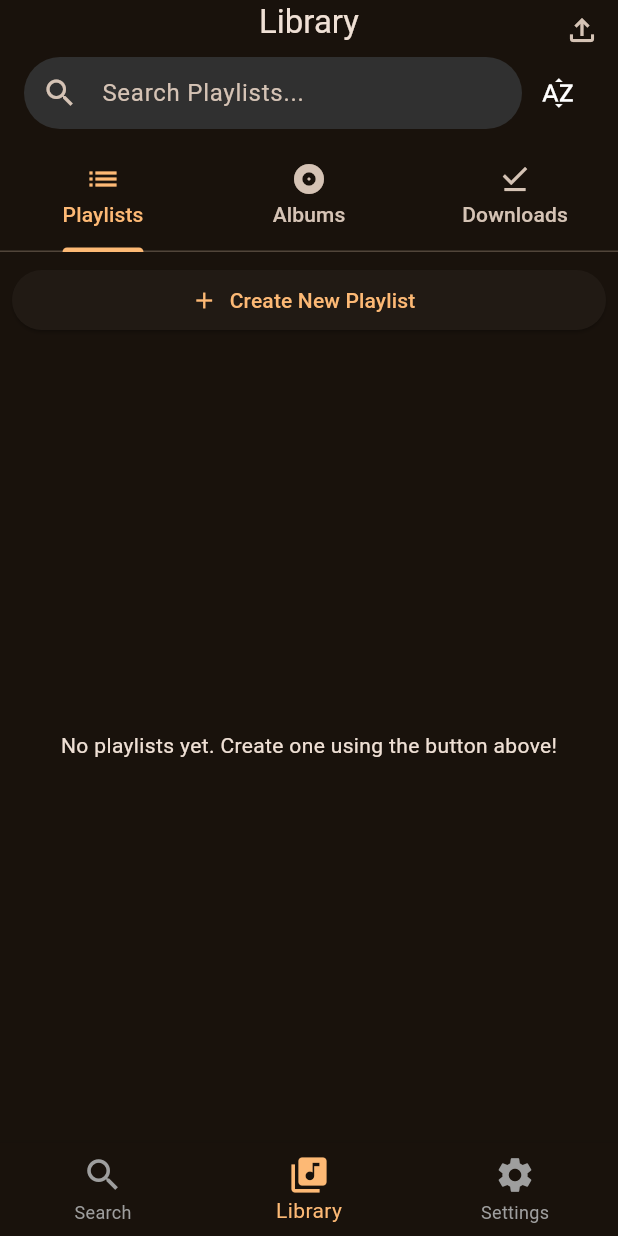
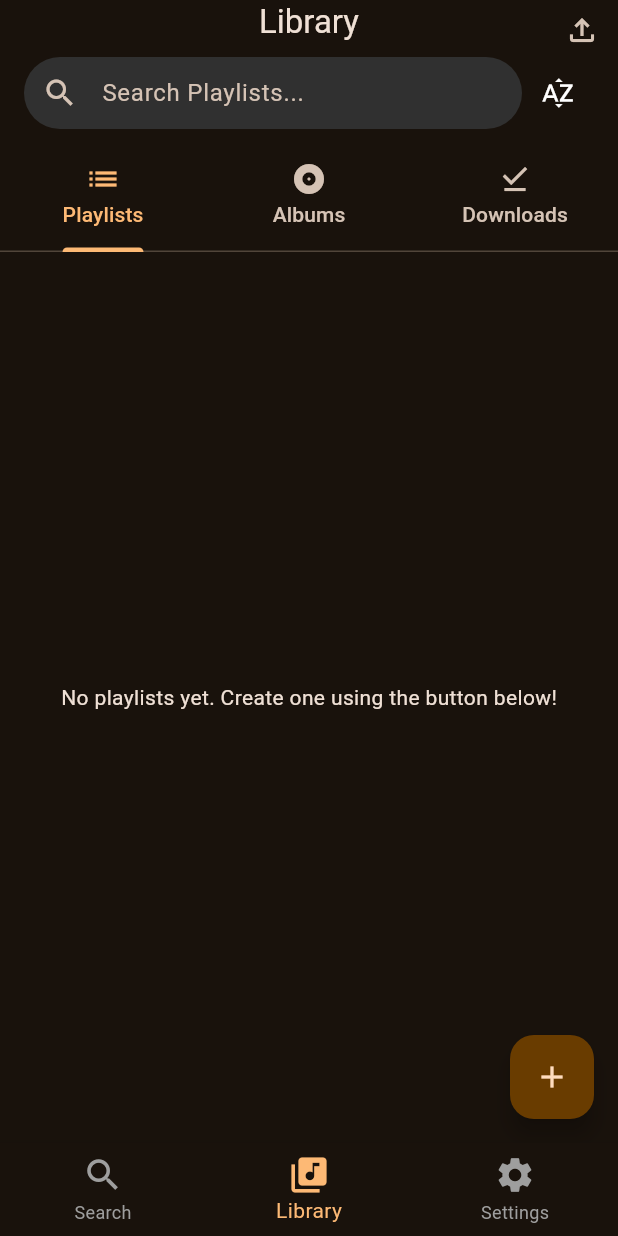
Before and after one commit to LaganYT/LTunes-Flutter, a Flutter app: the screen it shows after launch, item 2 of the bottom bar chosen, on a phone screen of 412 x 824 dp. Run offline on Flutter 3.47's test engine with Material 3 defaults, Android fonts, the phone set to English and light mode, and no system bars; our stand-ins replace audio_service, audioplayers, file_picker, package_info_plus, palette_generator, shared_preferences; missing offline and left inert: audio_metadata_reader, resumable_downloader; network calls fail.

Commit message:
Move the create playlist button to the bottom right as a floating button, only visible on the playlist tab

```diff
--- a/lib/screens/library_screen.dart
+++ b/lib/screens/library_screen.dart
@@ -728,20 +728,9 @@ class _LibraryScreenState extends State<LibraryScreen> with SingleTickerProvider
 
     return Column( // Wrap content in a Column
       children: [
-        Padding(
-          padding: const EdgeInsets.all(8.0),
-          child: ElevatedButton.icon(
-            icon: const Icon(Icons.add),
-            label: const Text('Create New Playlist'),
-            onPressed: () => _createPlaylist(context),
-            style: ElevatedButton.styleFrom(
-              minimumSize: const Size(double.infinity, 40), // Make button wider
-            ),
-          ),
-        ),
         Expanded( // Make ListView take remaining space
           child: filteredPlaylists.isEmpty
-              ? Center(child: Text(_searchQuery.isNotEmpty ? 'No playlists found matching "$_searchQuery".' : 'No playlists yet. Create one using the button above!'))
+              ? Center(child: Text(_searchQuery.isNotEmpty ? 'No playlists found matching "$_searchQuery".' : 'No playlists yet. Create one using the button below!')) // Updated text
               : ListView.builder(
                   itemCount: filteredPlaylists.length,
                   itemBuilder: (context, index) {
@@ -1154,7 +1143,7 @@ class _LibraryScreenState extends State<LibraryScreen> with SingleTickerProvider
 
 
     List<Widget> appBarActions = [];
-    // "Create Playlist" button is now in _buildPlaylistsView, so it's removed from here.
+    // "Create Playlist" button is now a FAB, so it's removed from here.
     appBarActions.add(
       IconButton(
         icon: const Icon(Icons.file_upload_outlined), // Icon for importing
@@ -1245,6 +1234,18 @@ class _LibraryScreenState extends State<LibraryScreen> with SingleTickerProvider
           _buildDownloadedSongsView(),
         ],
       ),
+      floatingActionButton: AnimatedOpacity(
+        opacity: currentTabIndex == 0 ? 1.0 : 0.0, // Visible only on Playlists tab
+        duration: const Duration(milliseconds: 200),
+        child: currentTabIndex == 0 // Ensure FAB is only built when potentially visible
+            ? FloatingActionButton(
+                onPressed: () => _createPlaylist(context),
+                tooltip: 'Create New Playlist',
+                child: const Icon(Icons.add),
+              )
+            : null, // Render nothing if not on the Playlists tab
+      ),
+      floatingActionButtonLocation: FloatingActionButtonLocation.endFloat,
     );
   }
 
```
Also changed, not shown: 1 other file.
